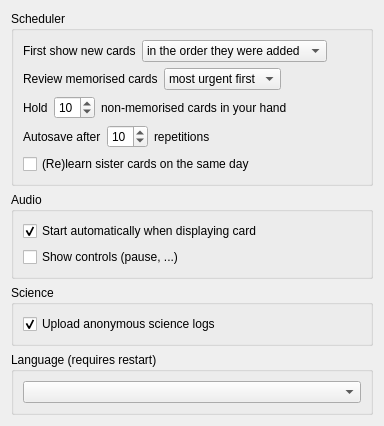
mnemosyne-proj/mnemosyne, file mnemosyne/mnemosyne/pyqt_ui/configuration_wdgt_main.ui: the form before one commit.
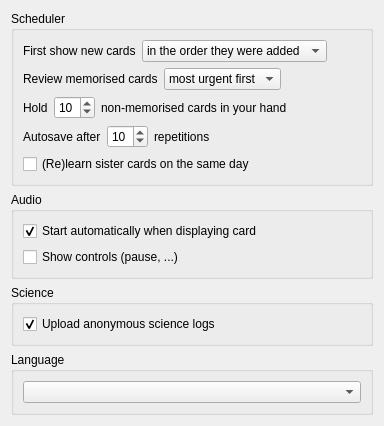
The form after the commit.

The edit to the form file:
```diff
--- a/mnemosyne/mnemosyne/pyqt_ui/configuration_wdgt_main.ui
+++ b/mnemosyne/mnemosyne/pyqt_ui/configuration_wdgt_main.ui
@@ -244,7 +244,7 @@
      <item>
       <widget class="QGroupBox" name="groupBox_4">
        <property name="title">
-        <string>Language (requires restart)</string>
+        <string>Language</string>
        </property>
        <layout class="QVBoxLayout" name="verticalLayout_4">
         <item>
```
